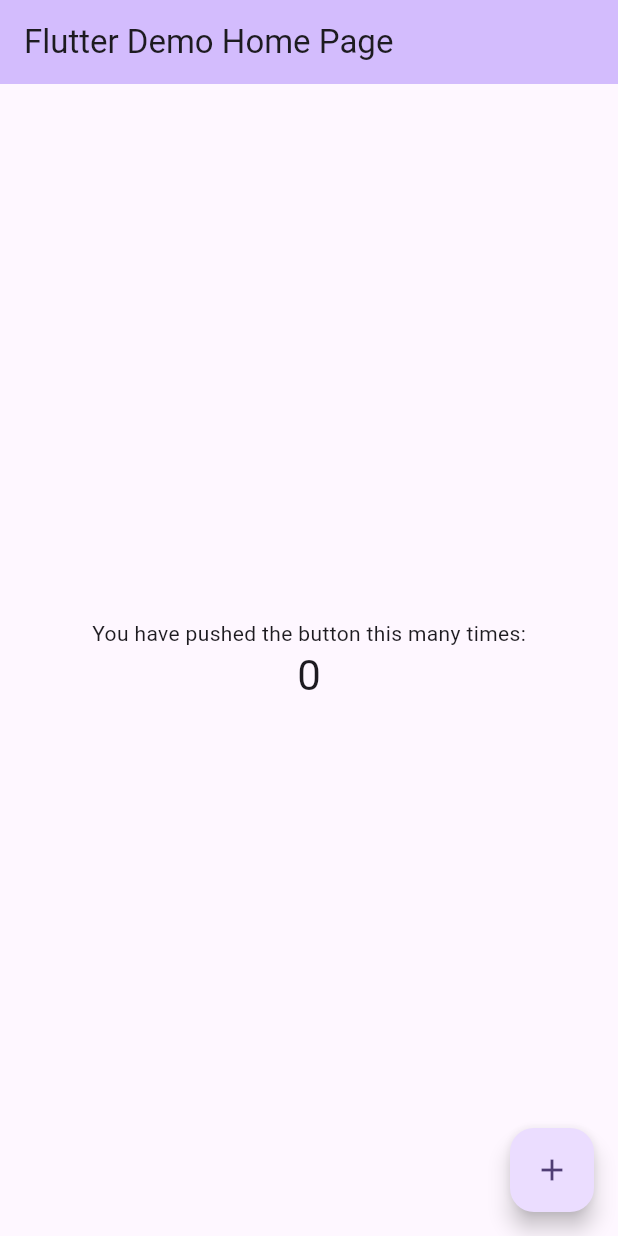
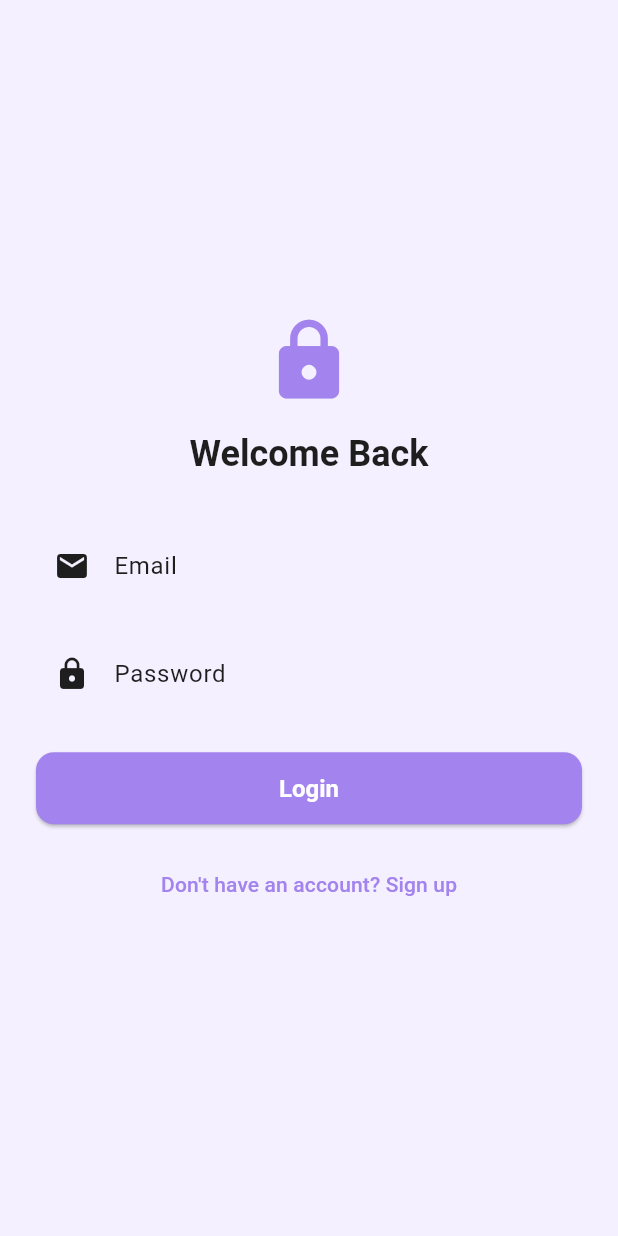
Before and after one commit to TahaMike/LocoAid, a Flutter app: the screen it shows after launch, on a phone screen of 412 x 824 dp. Run offline on Flutter 3.47's test engine with Material 3 defaults, Android fonts, the phone set to English and light mode, and no system bars; our stand-ins replace flutter_riverpod, go_router.

Commit message:
added Splash screen and Login Screen

```diff
--- /dev/null
+++ b/locoaid/lib/core/router/app_router.dart
@@ -0,0 +1,26 @@
+import 'package:flutter/material.dart';
+import 'package:go_router/go_router.dart';
+import 'package:locoaid/features/home/presentation/placeholder_screen.dart';
+
+import '../../features/splash/presentation/splash_screen.dart';
+import '../../features/auth/presentation/login_screen.dart';
+
+final GoRouter router = GoRouter(
+  initialLocation: '/',
+  routes: [
+    GoRoute(
+      path: '/',
+      builder: (context, state) => const SplashScreen(),
+    ),
+    GoRoute(
+      path: '/login',
+      builder: (context, state) => const LoginScreen(), // Next step
+    ),
+    // For testing navigation
+  GoRoute(
+    path: '/home',
+    builder: (context, state) => PlaceholderScreen(), // replace later
+  ),
+
+  ],
+);
--- /dev/null
+++ b/locoaid/lib/core/theme/app_theme.dart
@@ -0,0 +1,55 @@
+import 'package:flutter/material.dart';
+
+class AppTheme {
+  static Color get primary => const Color(0xFFA383ED);
+  static Color get secondary => const Color(0xFFF4F0FF);
+  static Color get background => Colors.white;
+  static Color get accent => const Color(0xFFE3DAF9);
+  static Color get darkText => const Color(0xFF1E1E1E);
+  static Color get lightText => Colors.white;
+  static Color get disabled => const Color(0xFFC5BEE3);
+
+  static ThemeData get lightTheme {
+    return ThemeData(
+      scaffoldBackgroundColor: background,
+      fontFamily: 'Roboto',
+      colorScheme: ColorScheme.light(
+        primary: primary,
+        secondary: secondary,
+        background: background,
+        surface: Colors.white,
+        onPrimary: lightText,
+        onSecondary: darkText,
+        onBackground: darkText,
+        onSurface: darkText,
+      ),
+      textTheme: TextTheme(
+        headlineLarge: TextStyle(fontSize: 32, fontWeight: FontWeight.bold, color: darkText),
+        headlineMedium: TextStyle(fontSize: 24, fontWeight: FontWeight.w600, color: darkText),
+        bodyLarge: TextStyle(fontSize: 16, color: darkText),
+        bodyMedium: TextStyle(fontSize: 14, color: darkText),
+        labelLarge: TextStyle(fontSize: 14, fontWeight: FontWeight.w500, color: darkText),
+      ),
+      elevatedButtonTheme: ElevatedButtonThemeData(
+        style: ElevatedButton.styleFrom(
+          backgroundColor: primary,
+          foregroundColor: lightText,
+          textStyle: const TextStyle(fontWeight: FontWeight.bold),
+          shape: RoundedRectangleBorder(
+            borderRadius: BorderRadius.circular(12),
+          ),
+        ),
+      ),
+      inputDecorationTheme: InputDecorationTheme(
+        filled: true,
+        fillColor: secondary,
+        border: OutlineInputBorder(
+          borderRadius: BorderRadius.circular(12),
+          borderSide: BorderSide.none,
+        ),
+        labelStyle: TextStyle(color: darkText),
+        hintStyle: TextStyle(color: disabled),
+      ),
+    );
+  }
+}
--- /dev/null
+++ b/locoaid/lib/features/auth/presentation/login_screen.dart
@@ -0,0 +1,100 @@
+import 'package:flutter/material.dart';
+import 'package:go_router/go_router.dart';
+import '../../../../core/theme/app_theme.dart';
+
+class LoginScreen extends StatefulWidget {
+  const LoginScreen({super.key});
+
+  @override
+  State<LoginScreen> createState() => _LoginScreenState();
+}
+
+class _LoginScreenState extends State<LoginScreen> with SingleTickerProviderStateMixin {
+  final _emailController = TextEditingController();
+  final _passwordController = TextEditingController();
+
+  double _opacity = 0.0;
+
+  @override
+  void initState() {
+    super.initState();
+    Future.delayed(const Duration(milliseconds: 100), () {
+      setState(() => _opacity = 1.0);
+    });
+  }
+
+  @override
+  void dispose() {
+    _emailController.dispose();
+    _passwordController.dispose();
+    super.dispose();
+  }
+
+  void _onLoginPressed() {
+    context.go('/home');
+  }
+
+  @override
+  Widget build(BuildContext context) {
+    return Scaffold(
+      backgroundColor: AppTheme.secondary,
+      body: Center(
+        child: AnimatedOpacity(
+          duration: const Duration(milliseconds: 600),
+          opacity: _opacity,
+          child: SingleChildScrollView(
+            padding: const EdgeInsets.symmetric(horizontal: 24),
+            child: Column(
+              mainAxisAlignment: MainAxisAlignment.center,
+              children: [
+                Icon(Icons.lock, size: 60, color: AppTheme.primary),
+                const SizedBox(height: 16),
+                Text("Welcome Back", style: Theme.of(context).textTheme.headlineMedium),
+                const SizedBox(height: 32),
+
+                TextField(
+                  controller: _emailController,
+                  keyboardType: TextInputType.emailAddress,
+                  decoration: const InputDecoration(
+                    labelText: "Email",
+                    prefixIcon: Icon(Icons.email),
+                  ),
+                ),
+                const SizedBox(height: 16),
+
+                TextField(
+                  controller: _passwordController,
+                  obscureText: true,
+                  decoration: const InputDecoration(
+                    labelText: "Password",
+                    prefixIcon: Icon(Icons.lock),
+                  ),
+                ),
+                const SizedBox(height: 24),
+
+                ElevatedButton(
+                  onPressed: _onLoginPressed,
+                  style: ElevatedButton.styleFrom(
+                    backgroundColor: AppTheme.primary,
+                    foregroundColor: AppTheme.lightText,
+                    minimumSize: const Size(double.infinity, 48),
+                    shape: RoundedRectangleBorder(
+                      borderRadius: BorderRadius.circular(12),
+                    ),
+                  ),
+                  child: const Text("Login", style: TextStyle(fontSize: 16)),
+                ),
+
+                const SizedBox(height: 16),
+                TextButton(
+                  onPressed: () {},
+                  child: const Text("Don't have an account? Sign up"),
+                ),
+              ],
+            ),
+          ),
+        ),
+      ),
+    );
+  }
+}
--- /dev/null
+++ b/locoaid/lib/features/home/presentation/placeholder_screen.dart
@@ -0,0 +1,13 @@
+// lib/features/home/presentation/placeholder_screen.dart
+import 'package:flutter/material.dart';
+
+class PlaceholderScreen extends StatelessWidget {
+  const PlaceholderScreen({super.key});
+
+  @override
+  Widget build(BuildContext context) {
+    return const Scaffold(
+      body: Center(child: Text("Home Screen Placeholder")),
+    );
+  }
+}
--- /dev/null
+++ b/locoaid/lib/features/splash/presentation/splash_screen.dart
@@ -0,0 +1,50 @@
+import 'package:flutter/material.dart';
+import 'package:go_router/go_router.dart';
+import '../../../../core/theme/app_theme.dart';
+
+class SplashScreen extends StatefulWidget {
+  const SplashScreen({super.key});
+
+  @override
+  State<SplashScreen> createState() => _SplashScreenState();
+}
+
+class _SplashScreenState extends State<SplashScreen> with SingleTickerProviderStateMixin {
+  double _opacity = 0.0;
+
+  @override
+  void initState() {
+    super.initState();
+    Future.delayed(const Duration(milliseconds: 300), () {
+      setState(() => _opacity = 1.0);
+    });
+
+    Future.delayed(const Duration(seconds: 2), () {
+      context.go('/login');
+    });
+  }
+
+  @override
+  Widget build(BuildContext context) {
+    return Scaffold(
+      backgroundColor: AppTheme.primary,
+      body: Center(
+        child: AnimatedOpacity(
+          duration: const Duration(milliseconds: 800),
+          opacity: _opacity,
+          child: Column(
+            mainAxisAlignment: MainAxisAlignment.center,
+            children: [
+              Icon(Icons.healing_rounded, size: 80, color: AppTheme.lightText),
+              const SizedBox(height: 16),
+              Text(
+                "LocoAid",
+                style: Theme.of(context).textTheme.headlineMedium?.copyWith(color: AppTheme.lightText),
+              ),
+            ],
+          ),
+        ),
+      ),
+    );
+  }
+}
--- a/locoaid/lib/main.dart
+++ b/locoaid/lib/main.dart
@@ -1,122 +1,23 @@
 import 'package:flutter/material.dart';
+import 'package:flutter_riverpod/flutter_riverpod.dart';
+
+import 'core/router/app_router.dart';
+import 'core/theme/app_theme.dart';
 
 void main() {
-  runApp(const MyApp());
+  runApp(const ProviderScope(child: LocoAidApp()));
 }
 
-class MyApp extends StatelessWidget {
-  const MyApp({super.key});
+class LocoAidApp extends StatelessWidget {
+  const LocoAidApp({super.key});
 
-  // This widget is the root of your application.
   @override
   Widget build(BuildContext context) {
-    return MaterialApp(
-      title: 'Flutter Demo',
-      theme: ThemeData(
-        // This is the theme of your application.
-        //
-        // TRY THIS: Try running your application with "flutter run". You'll see
-        // the application has a purple toolbar. Then, without quitting the app,
-        // try changing the seedColor in the colorScheme below to Colors.green
-        // and then invoke "hot reload" (save your changes or press the "hot
-        // reload" button in a Flutter-supported IDE, or press "r" if you used
-        // the command line to start the app).
-        //
-        // Notice that the counter didn't reset back to zero; the application
-        // state is not lost during the reload. To reset the state, use hot
-        // restart instead.
-        //
-        // This works for code too, not just values: Most code changes can be
-        // tested with just a hot reload.
-        colorScheme: ColorScheme.fromSeed(seedColor: Colors.deepPurple),
-      ),
-      home: const MyHomePage(title: 'Flutter Demo Home Page'),
+    return MaterialApp.router(
+      debugShowCheckedModeBanner: false,
+      title: 'LocoAid',
+      theme: AppTheme.lightTheme,
+      routerConfig: router,
     );
   }
 }
-
-class MyHomePage extends StatefulWidget {
-  const MyHomePage({super.key, required this.title});
-
-  // This widget is the home page of your application. It is stateful, meaning
-  // that it has a State object (defined below) that contains fields that affect
-  // how it looks.
-
-  // This class is the configuration for the state. It holds the values (in this
-  // case the title) provided by the parent (in this case the App widget) and
-  // used by the build method of the State. Fields in a Widget subclass are
-  // always marked "final".
-
-  final String title;
-
-  @override
-  State<MyHomePage> createState() => _MyHomePageState();
-}
-
-class _MyHomePageState extends State<MyHomePage> {
-  int _counter = 0;
-
-  void _incrementCounter() {
-    setState(() {
-      // This call to setState tells the Flutter framework that something has
-      // changed in this State, which causes it to rerun the build method below
-      // so that the display can reflect the updated values. If we changed
-      // _counter without calling setState(), then the build method would not be
-      // called again, and so nothing would appear to happen.
-      _counter++;
-    });
-  }
-
-  @override
-  Widget build(BuildContext context) {
-    // This method is rerun every time setState is called, for instance as done
-    // by the _incrementCounter method above.
-    //
-    // The Flutter framework has been optimized to make rerunning build methods
-    // fast, so that you can just rebuild anything that needs updating rather
-    // than having to individually change instances of widgets.
-    return Scaffold(
-      appBar: AppBar(
-        // TRY THIS: Try changing the color here to a specific color (to
-        // Colors.amber, perhaps?) and trigger a hot reload to see the AppBar
-        // change color while the other colors stay the same.
-        backgroundColor: Theme.of(context).colorScheme.inversePrimary,
-        // Here we take the value from the MyHomePage object that was created by
-        // the App.build method, and use it to set our appbar title.
-        title: Text(widget.title),
-      ),
-      body: Center(
-        // Center is a layout widget. It takes a single child and positions it
-        // in the middle of the parent.
-        child: Column(
-          // Column is also a layout widget. It takes a list of children and
-          // arranges them vertically. By default, it sizes itself to fit its
-          // children horizontally, and tries to be as tall as its parent.
-          //
-          // Column has various properties to control how it sizes itself and
-          // how it positions its children. Here we use mainAxisAlignment to
-          // center the children vertically; the main axis here is the vertical
-          // axis because Columns are vertical (the cross axis would be
-          // horizontal).
-          //
-          // TRY THIS: Invoke "debug painting" (choose the "Toggle Debug Paint"
-          // action in the IDE, or press "p" in the console), to see the
-          // wireframe for each widget.
-          mainAxisAlignment: MainAxisAlignment.center,
-          children: <Widget>[
-            const Text('You have pushed the button this many times:'),
-            Text(
-              '$_counter',
-              style: Theme.of(context).textTheme.headlineMedium,
-            ),
-          ],
-        ),
-      ),
-      floatingActionButton: FloatingActionButton(
-        onPressed: _incrementCounter,
-        tooltip: 'Increment',
-        child: const Icon(Icons.add),
-      ), // This trailing comma makes auto-formatting nicer for build methods.
-    );
-  }
-}
```
Also changed, not shown: 1 other file.
